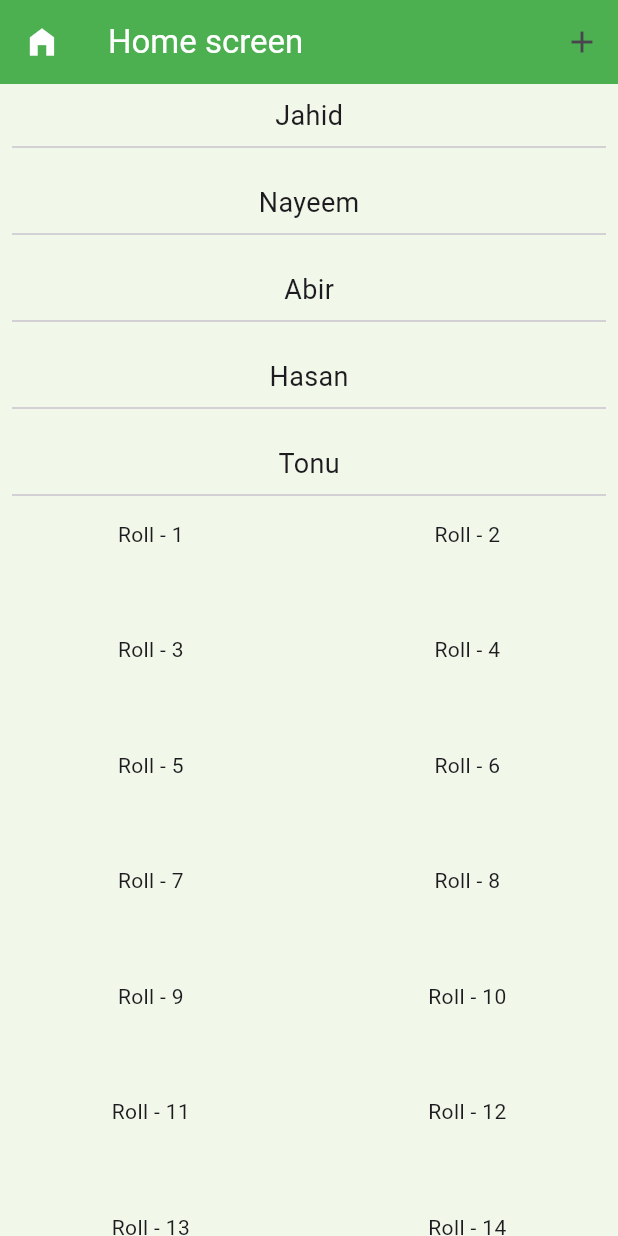
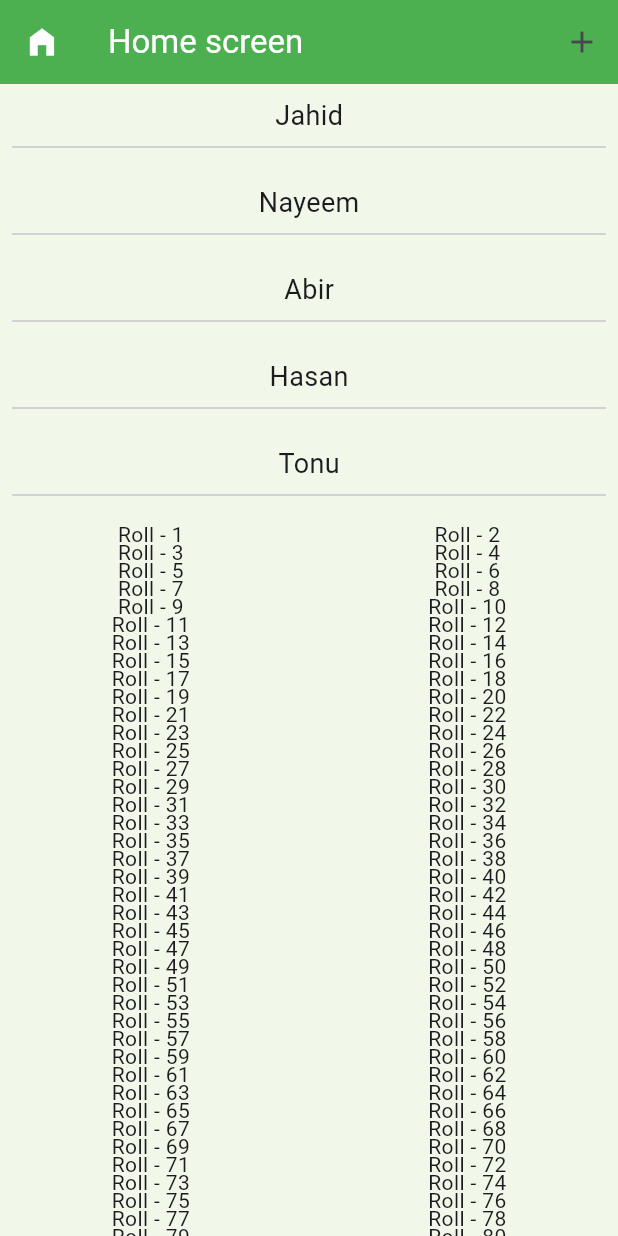
Before and after one commit to ashikmoinul/Flutter_essentials, a Flutter app: the screen it shows after launch, on a phone screen of 412 x 824 dp. Run offline on Flutter 3.47's test engine with Material 3 defaults, Android fonts, the light colour scheme and no system bars.

Commit message:
Added Code

```diff
--- a/lib/main.dart
+++ b/lib/main.dart
@@ -260,9 +260,11 @@ class Home extends StatelessWidget {
               primary: false,
               itemCount: 100,
               gridDelegate: SliverGridDelegateWithFixedCrossAxisCount(
-                  crossAxisCount: 2, childAspectRatio: 3,
+                  crossAxisCount: 2,
+                childAspectRatio: 3,
                   mainAxisSpacing: 10,
-                  crossAxisSpacing: 10
+                  crossAxisSpacing: 10,
+                  mainAxisExtent: 2,
               ),
               itemBuilder: (context, index) {
                 return Column(
```
